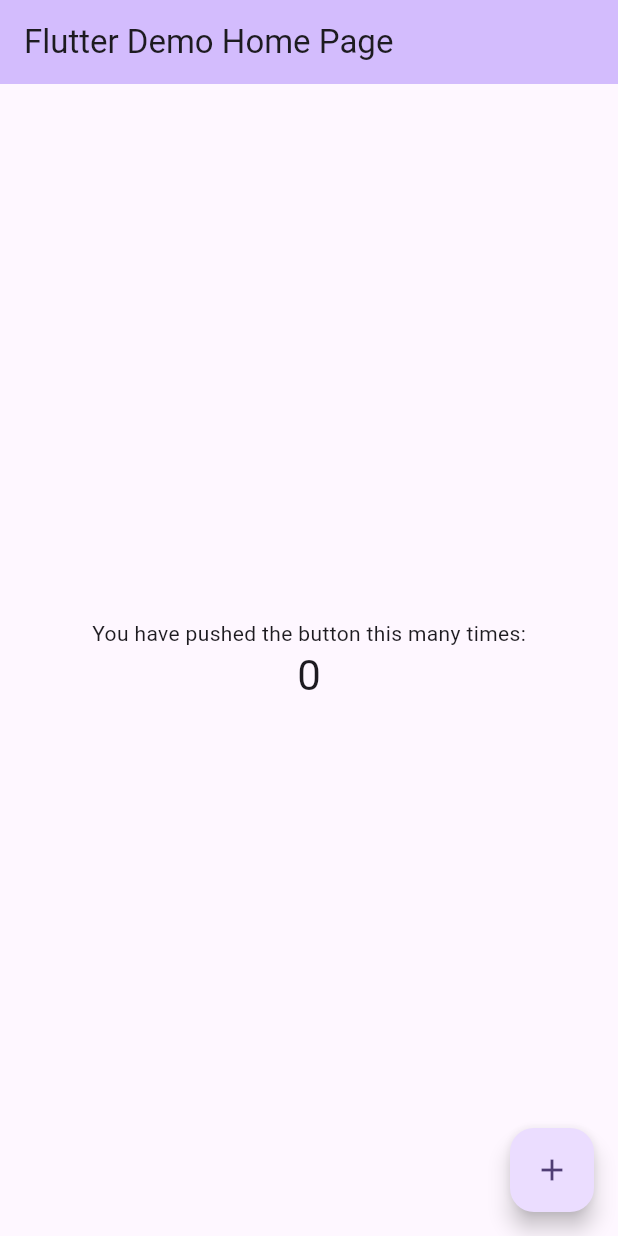
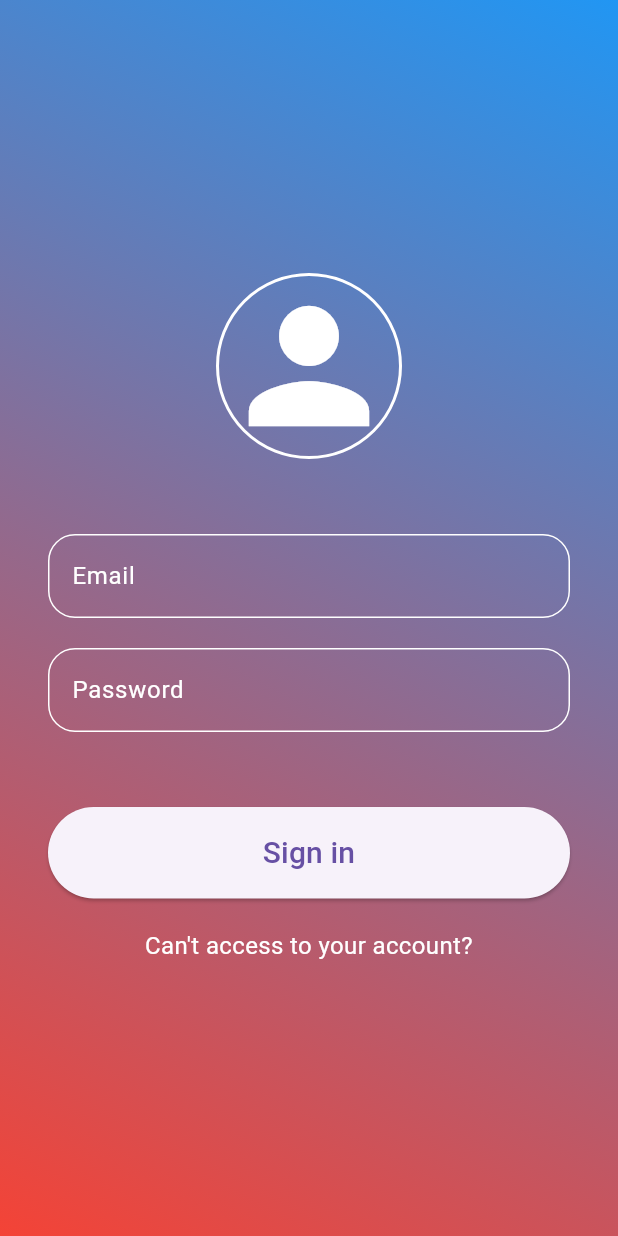
Before and after one commit to skzy408/flutter-medication-app, a Flutter app: the screen it shows after launch, on a phone screen of 412 x 824 dp. Run offline on Flutter 3.47's test engine with Material 3 defaults, Android fonts, the light colour scheme and no system bars.

Commit message:
Created simple medication tracker app Added login page. Users can add, edit, and delete two types of medication: normal medication and prescription medication.

```diff
--- a/lib/main.dart
+++ b/lib/main.dart
@@ -1,125 +1,23 @@
 import 'package:flutter/material.dart';
+import 'package:medication_tracker/data/medication_manager.dart';
+import 'package:medication_tracker/pages/login.dart';
+import 'package:provider/provider.dart';
+
 
 void main() {
-  runApp(const MyApp());
+  runApp(MyApp());
 }
 
 class MyApp extends StatelessWidget {
-  const MyApp({super.key});
-
   // This widget is the root of your application.
   @override
   Widget build(BuildContext context) {
-    return MaterialApp(
-      title: 'Flutter Demo',
-      theme: ThemeData(
-        // This is the theme of your application.
-        //
-        // TRY THIS: Try running your application with "flutter run". You'll see
-        // the application has a purple toolbar. Then, without quitting the app,
-        // try changing the seedColor in the colorScheme below to Colors.green
-        // and then invoke "hot reload" (save your changes or press the "hot
-        // reload" button in a Flutter-supported IDE, or press "r" if you used
-        // the command line to start the app).
-        //
-        // Notice that the counter didn't reset back to zero; the application
-        // state is not lost during the reload. To reset the state, use hot
-        // restart instead.
-        //
-        // This works for code too, not just values: Most code changes can be
-        // tested with just a hot reload.
-        colorScheme: ColorScheme.fromSeed(seedColor: Colors.deepPurple),
-        useMaterial3: true,
+    return ChangeNotifierProvider(
+      create: (context) => MedicationManager(),
+      child: MaterialApp(
+        debugShowCheckedModeBanner: false,
+        home: LoginPage(),
       ),
-      home: const MyHomePage(title: 'Flutter Demo Home Page'),
     );
   }
 }
-
-class MyHomePage extends StatefulWidget {
-  const MyHomePage({super.key, required this.title});
-
-  // This widget is the home page of your application. It is stateful, meaning
-  // that it has a State object (defined below) that contains fields that affect
-  // how it looks.
-
-  // This class is the configuration for the state. It holds the values (in this
-  // case the title) provided by the parent (in this case the App widget) and
-  // used by the build method of the State. Fields in a Widget subclass are
-  // always marked "final".
-
-  final String title;
-
-  @override
-  State<MyHomePage> createState() => _MyHomePageState();
-}
-
-class _MyHomePageState extends State<MyHomePage> {
-  int _counter = 0;
-
-  void _incrementCounter() {
-    setState(() {
-      // This call to setState tells the Flutter framework that something has
-      // changed in this State, which causes it to rerun the build method below
-      // so that the display can reflect the updated values. If we changed
-      // _counter without calling setState(), then the build method would not be
-      // called again, and so nothing would appear to happen.
-      _counter++;
-    });
-  }
-
-  @override
-  Widget build(BuildContext context) {
-    // This method is rerun every time setState is called, for instance as done
-    // by the _incrementCounter method above.
-    //
-    // The Flutter framework has been optimized to make rerunning build methods
-    // fast, so that you can just rebuild anything that needs updating rather
-    // than having to individually change instances of widgets.
-    return Scaffold(
-      appBar: AppBar(
-        // TRY THIS: Try changing the color here to a specific color (to
-        // Colors.amber, perhaps?) and trigger a hot reload to see the AppBar
-        // change color while the other colors stay the same.
-        backgroundColor: Theme.of(context).colorScheme.inversePrimary,
-        // Here we take the value from the MyHomePage object that was created by
-        // the App.build method, and use it to set our appbar title.
-        title: Text(widget.title),
-      ),
-      body: Center(
-        // Center is a layout widget. It takes a single child and positions it
-        // in the middle of the parent.
-        child: Column(
-          // Column is also a layout widget. It takes a list of children and
-          // arranges them vertically. By default, it sizes itself to fit its
-          // children horizontally, and tries to be as tall as its parent.
-          //
-          // Column has various properties to control how it sizes itself and
-          // how it positions its children. Here we use mainAxisAlignment to
-          // center the children vertically; the main axis here is the vertical
-          // axis because Columns are vertical (the cross axis would be
-          // horizontal).
-          //
-          // TRY THIS: Invoke "debug painting" (choose the "Toggle Debug Paint"
-          // action in the IDE, or press "p" in the console), to see the
-          // wireframe for each widget.
-          mainAxisAlignment: MainAxisAlignment.center,
-          children: <Widget>[
-            const Text(
-              'You have pushed the button this many times:',
-            ),
-            Text(
-              '$_counter',
-              style: Theme.of(context).textTheme.headlineMedium,
-            ),
-          ],
-        ),
-      ),
-      floatingActionButton: FloatingActionButton(
-        onPressed: _incrementCounter,
-        tooltip: 'Increment',
-        child: const Icon(Icons.add),
-      ), // This trailing comma makes auto-formatting nicer for build methods.
-    );
-  }
-}
--- /dev/null
+++ b/lib/models/medication.dart
@@ -0,0 +1,8 @@
+class Medication {
+  final int id;
+  final String name;
+  final String time;
+  final String dose;
+
+  Medication({required this.id, required this.name, required this.time, required this.dose});
+}
--- /dev/null
+++ b/lib/models/prescription_medication.dart
@@ -0,0 +1,20 @@
+import 'package:medication_tracker/models/medication.dart';
+
+class PrescriptionMedication extends Medication {
+  final String doctorName;
+  final String prescriptionNumber;
+
+  PrescriptionMedication({
+    required int id,
+    required String name,
+    required String time,
+    required String dose,
+    required this.doctorName,
+    required this.prescriptionNumber,
+  }) : super(id: id, name: name, time: time, dose: dose);
+
+  @override
+  String toString() {
+    return "$name, prescribed by Dr. $doctorName (Prescription No: $prescriptionNumber)";
+  }
+}
--- /dev/null
+++ b/lib/pages/login.dart
@@ -0,0 +1,117 @@
+import 'package:flutter/material.dart';
+import 'package:medication_tracker/pages/home.dart';
+
+class LoginPage extends StatefulWidget {
+  @override
+  State<LoginPage> createState() => _LoginPageState();
+}
+
+class _LoginPageState extends State<LoginPage> {
+  TextEditingController usernameController = TextEditingController();
+  TextEditingController passwordController = TextEditingController();
+
+  // go to home page
+  void goToHomePage() {
+    Navigator.push(context, MaterialPageRoute(builder: (context) => HomePage(),));
+  }
+
+  @override
+  Widget build(BuildContext context) {
+    return Container(
+      decoration: const BoxDecoration(
+          gradient: LinearGradient(
+        begin: Alignment.topRight,
+        end: Alignment.bottomLeft,
+        colors: [
+          Colors.blue,
+          Colors.red,
+        ],
+      )),
+      child: Scaffold(
+        backgroundColor: Colors.transparent,
+        body: _page(),
+      ),
+    );
+  }
+
+  Widget _page() {
+    return Padding(
+      padding: const EdgeInsets.all(32.0),
+      child: Center(
+        child: Column(
+          mainAxisAlignment: MainAxisAlignment.center,
+          children: [
+            _icon(),
+            const SizedBox(height: 50),
+            _inputField("Email", usernameController),
+            const SizedBox(height: 20),
+            _inputField("Password", passwordController, isPassword: true),
+            const SizedBox(height: 50),
+            _loginBtn(),
+            const SizedBox(height: 20),
+            _extraText(),
+          ],
+        ),
+      ),
+    );
+  }
+
+  Widget _icon() {
+    return Container(
+      decoration: BoxDecoration(
+          border: Border.all(color: Colors.white, width: 2),
+          shape: BoxShape.circle),
+      child: const Icon(Icons.person, color: Colors.white, size: 120),
+    );
+  }
+
+  Widget _inputField(String hintText, TextEditingController controller,
+      {isPassword = false}) {
+    var border = OutlineInputBorder(
+        borderRadius: BorderRadius.circular(18),
+        borderSide: const BorderSide(color: Colors.white));
+
+    return TextField(
+      style: const TextStyle(color: Colors.white),
+      controller: controller,
+      decoration: InputDecoration(
+        hintText: hintText,
+        hintStyle: const TextStyle(color: Colors.white),
+        enabledBorder: border,
+        focusedBorder: border,
+      ),
+      obscureText: isPassword,
+    );
+  }
+
+  Widget _loginBtn() {
+    return ElevatedButton(
+      onPressed: () {
+        debugPrint("Email : " + usernameController.text);
+        debugPrint("Password : " + passwordController.text);
+        goToHomePage();
+      },
+      child: const SizedBox(
+          width: double.infinity,
+          child: Text(
+            "Sign in ",
+            textAlign: TextAlign.center,
+            style: TextStyle(fontSize: 20),
+          )),
+      style: ElevatedButton.styleFrom(
+        shape: const StadiumBorder(),
+        // primary: Colors.white,
+        // onPrimary: Colors.blue,
+        padding: const EdgeInsets.symmetric(vertical: 16),
+      ),
+    );
+  }
+
+  Widget _extraText() {
+    return const Text(
+      "Can't access to your account?",
+      textAlign: TextAlign.center,
+      style: TextStyle(fontSize: 16, color: Colors.white),
+    );
+  }
+}
--- a/pubspec.yaml
+++ b/pubspec.yaml
@@ -35,6 +35,7 @@ dependencies:
   # The following adds the Cupertino Icons font to your application.
   # Use with the CupertinoIcons class for iOS style icons.
   cupertino_icons: ^1.0.8
+  provider:
 
 dev_dependencies:
   flutter_test:
```
Also changed, not shown: lib/data/medication_manager.dart (added, +87 -0 lines), lib/pages/home.dart (added, +354 -0 lines), pubspec.lock, 1 other file.
